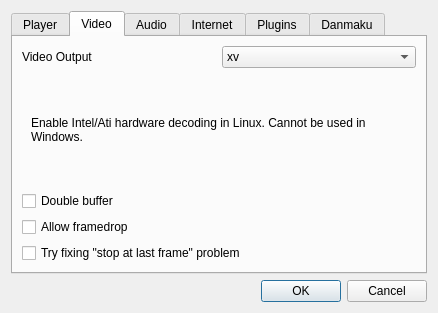
Before: the Qt Designer form src/settingsdialog.ui in coslyk/moonplayer, drawn with Qt 5.
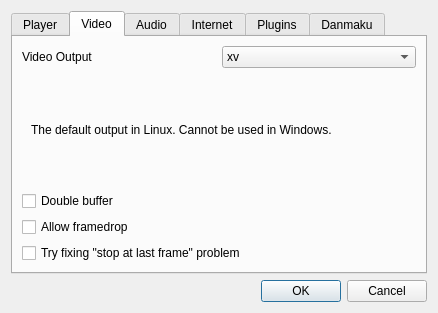
After: the same form once the commit is applied. The open tabs and pages were chosen to show the change.

```diff
--- a/src/settingsdialog.ui
+++ b/src/settingsdialog.ui
@@ -167,20 +167,6 @@
            </item>
           </layout>
          </widget>
-         <widget class="QWidget" name="page_2">
-          <layout class="QVBoxLayout" name="verticalLayout_3">
-           <item>
-            <widget class="QLabel" name="vaapiLabel">
-             <property name="text">
-              <string>Enable Intel/Ati hardware decoding in Linux. Cannot be used in Windows.</string>
-             </property>
-             <property name="wordWrap">
-              <bool>true</bool>
-             </property>
-            </widget>
-           </item>
-          </layout>
-         </widget>
          <widget class="QWidget" name="page_3">
           <layout class="QVBoxLayout" name="verticalLayout_4">
            <item>
```
Left out of the diff: 7 changed lines with no effect on the pictures.
